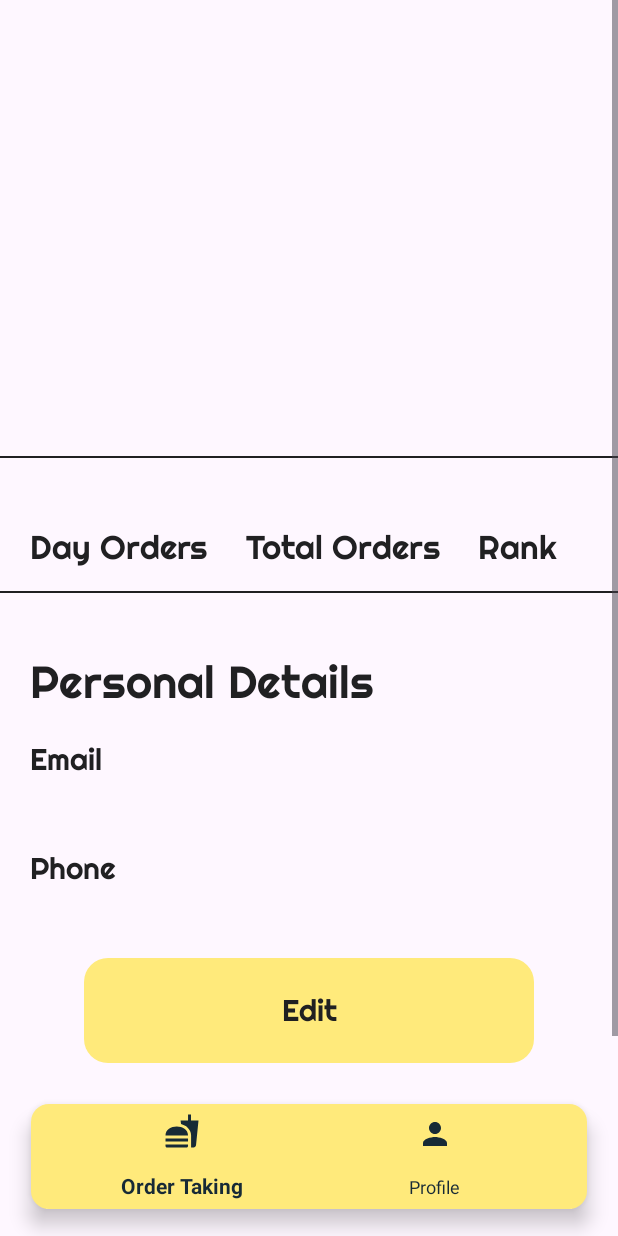
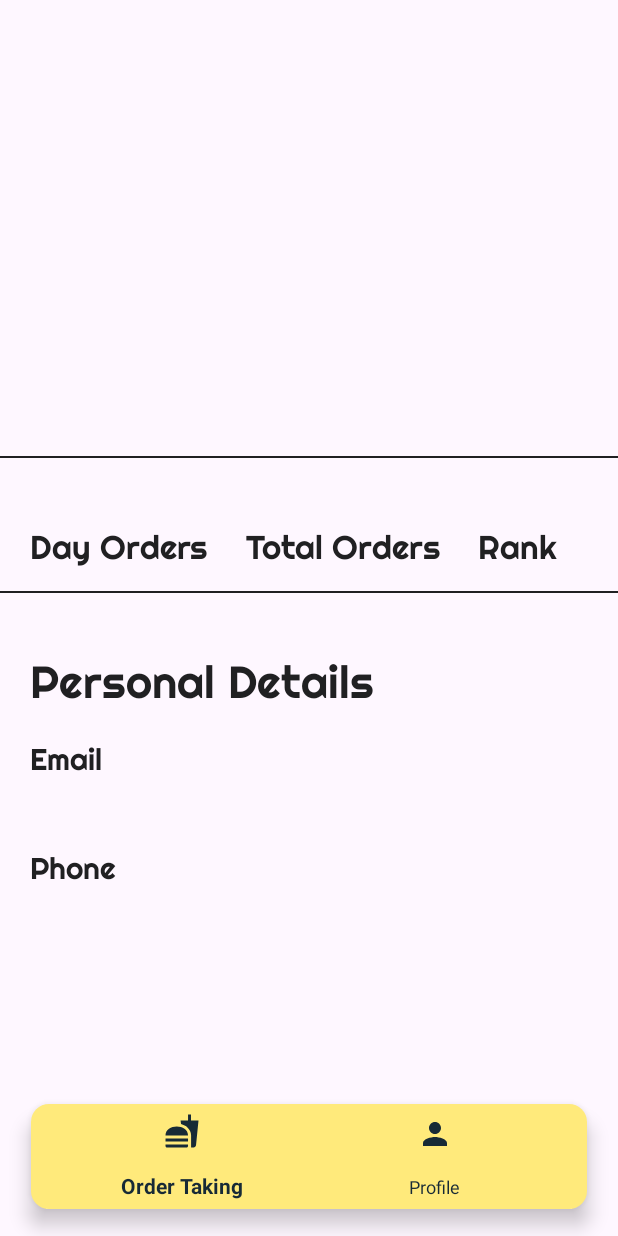
Before and after one commit to Sd023/Entrees, an Android app: the ProfileFragment screen opened through its navigation route, on a phone screen of 412 x 824 dp. Run offline under Robolectric (Android 15) with nearby library versions, the phone set to English and light mode, and no system bars; our stand-ins replace Firebase (no records; nobody signed in at launch, a user with empty details on screens opened directly); 1 statement that could not run was skipped.

Commit message:
Profile Complete

```diff
--- a/app/build.gradle.kts
+++ b/app/build.gradle.kts
@@ -91,10 +91,15 @@ dependencies {
     implementation("com.google.firebase:firebase-auth")
     implementation("com.google.firebase:firebase-database")
 
+    implementation("com.google.firebase:firebase-storage:20.3.0")
+    implementation ("com.firebaseui:firebase-ui-storage:7.2.0")
+
     implementation (libs.androidx.lifecycle.viewmodel.ktx.v231)
 
     implementation (libs.androidx.core.splashscreen)
 
     implementation (libs.gson)
+    implementation ("com.github.bumptech.glide:glide:4.16.0")
+
 
 }
--- a/app/src/main/java/com/sdapps/entres/core/database/DBHandler.kt
+++ b/app/src/main/java/com/sdapps/entres/core/database/DBHandler.kt
@@ -104,6 +104,11 @@ class DBHandler(val context: Context): SQLiteOpenHelper(context, DB_NAME, null,
             Log.e("Cant open DB", e.message!!)
         }
     }
+
+    fun shutDownDB(){
+        if(sqlite != null)
+            this.sqlite!!.close()
+    }
     fun dbExport(newVersion: Int){
 
         val dbPATH = context.getDatabasePath(DB_NAME).path
--- a/app/src/main/java/com/sdapps/entres/main/home/profile/ProfileBO.kt
+++ b/app/src/main/java/com/sdapps/entres/main/home/profile/ProfileBO.kt
@@ -9,4 +9,9 @@ class ProfileBO {
     var memberSince: Int? = null
     var role : String? = null
     var isFrom: String? = null
+
+
+    var dayOrder : Int? = null
+    var rank : Int? = null
+    var totalOrders : Int? = null
 }
--- /dev/null
+++ b/app/src/main/java/com/sdapps/entres/main/home/profile/ProfileFactory.kt
@@ -0,0 +1,15 @@
+package com.sdapps.entres.main.home.profile
+
+import android.app.Application
+import android.content.Context
+import androidx.lifecycle.ViewModel
+import androidx.lifecycle.ViewModelProvider
+
+class ProfileFactory(private val application: Application): ViewModelProvider.Factory {
+    override fun <T : ViewModel> create(modelClass: Class<T>): T {
+        if(modelClass.isAssignableFrom(ProfileVM::class.java)){
+            return ProfileVM(application) as T
+        }
+        throw IllegalArgumentException("Unknown ViewModel Class")
+    }
+}
--- a/app/src/main/java/com/sdapps/entres/main/home/profile/ProfileVM.kt
+++ b/app/src/main/java/com/sdapps/entres/main/home/profile/ProfileVM.kt
@@ -1,5 +1,6 @@
 package com.sdapps.entres.main.home.profile
 
+import android.app.Application
 import android.util.Log
 import androidx.lifecycle.LiveData
 import androidx.lifecycle.MutableLiveData
@@ -11,21 +12,42 @@ import com.google.firebase.database.DatabaseError
 import com.google.firebase.database.DatabaseReference
 import com.google.firebase.database.FirebaseDatabase
 import com.google.firebase.database.ValueEventListener
+import com.google.firebase.ktx.Firebase
+import com.google.firebase.storage.StorageReference
+import com.google.firebase.storage.ktx.storage
+import com.sdapps.entres.core.database.DBHandler
 
-class ProfileVM: ViewModel() {
+class ProfileVM(private var app: Application): ViewModel() {
 
     lateinit var _profileData: MutableLiveData<ProfileBO>
     lateinit var _firebaseRef : DatabaseReference
 
+    private lateinit var userEmail : String
 
 
-    fun getUserProfileData(): LiveData<ProfileBO>{
+    fun getEmailFromDB(){
+        val db = DBHandler(app.applicationContext)
+        db.createDataBase()
+        db.openDataBase()
+        val cursor = db.selectSQL("Select email from MasterUser")
+        if(cursor != null){
+            while(cursor.moveToNext()){
+                userEmail = StringBuilder().append(cursor.getString(0)).append("/").toString()
+            }
+            cursor.close()
+        }
+        db.shutDownDB()
+
+    }
+
+        fun getUserProfileData(): LiveData<ProfileBO>{
         _profileData = MutableLiveData()
         if(_profileData.value == null){
             loadUserProfileData()
         }
         return _profileData
     }
+
 
 
     fun loadUserProfileData(){
--- a/app/src/main/res/layout/fragment_profile.xml
+++ b/app/src/main/res/layout/fragment_profile.xml
@@ -3,8 +3,7 @@
     xmlns:app="http://schemas.android.com/apk/res-auto"
     xmlns:tools="http://schemas.android.com/tools"
     android:layout_width="match_parent"
-    android:layout_height="wrap_content"
-    >
+    android:layout_height="wrap_content">
 
     <RelativeLayout
         android:layout_width="match_parent"
@@ -21,9 +20,9 @@
             <com.google.android.material.imageview.ShapeableImageView
                 android:id="@+id/profileImg"
                 android:layout_width="150dp"
+                android:layout_height="150dp"
                 android:layout_gravity="center"
-            android:layout_height="150dp"
-            android:contentDescription="profileImg"/>
+                android:contentDescription="profileImg" />
 
             <TextView
                 android:id="@+id/profileName"
@@ -44,6 +43,7 @@
                 android:text=""
                 android:textSize="24sp" />
         </LinearLayout>
+
         <View
             android:id="@+id/divider1"
             android:layout_width="match_parent"
@@ -51,6 +51,7 @@
             android:layout_below="@+id/rowHeader"
             android:layout_marginTop="15dp"
             android:background="@color/bg_color" />
+
         <LinearLayout
             android:id="@+id/kpiLayout"
             android:layout_width="match_parent"
@@ -155,6 +156,7 @@
 
 
         </LinearLayout>
+
         <View
             android:id="@+id/divider2"
             android:layout_width="match_parent"
@@ -162,6 +164,7 @@
             android:layout_below="@+id/kpiLayout"
             android:layout_marginTop="15dp"
             android:background="@color/bg_color" />
+
         <LinearLayout
             android:id="@+id/personalDetailsLayout"
             android:layout_width="wrap_content"
@@ -227,19 +230,43 @@
                 android:textColor="@color/bg_color"
                 android:textSize="20sp" />
         </LinearLayout>
-        <Button
-        android:layout_width="300dp"
-        android:layout_height="70dp"
-        android:layout_below="@+id/personalDetailsLayout"
-        android:layout_centerHorizontal="true"
-        android:layout_marginBottom="50dp"
-        android:layout_marginTop="20dp"
-        android:background="@drawable/btn_shape"
-        android:fontFamily="@font/righteous_font"
-        android:text="@string/edit"
 
-        android:textColor="@color/bg_color"
-        android:textSize="20sp" />
+
+<!--        Edit Option Disabled, If needed can be enabled in future.-->
+<!--        <LinearLayout-->
+<!--            android:layout_width="wrap_content"-->
+<!--            android:layout_height="wrap_content"-->
+<!--            android:layout_below="@+id/personalDetailsLayout"-->
+<!--            android:layout_centerHorizontal="true"-->
+<!--            android:orientation="vertical"-->
+<!--            android:layout_marginTop="20dp"-->
+<!--            >-->
+<!--            <Button-->
+<!--                android:id="@+id/editBtn"-->
+<!--                android:layout_width="300dp"-->
+<!--                android:layout_height="70dp"-->
+<!--                android:layout_marginTop="10dp"-->
+<!--                android:layout_marginBottom="10dp"-->
+<!--                android:background="@drawable/btn_shape"-->
+<!--                android:fontFamily="@font/righteous_font"-->
+<!--                android:text="@string/edit"-->
+<!--                android:textColor="@color/bg_color"-->
+<!--                android:textSize="20sp" />-->
+
+<!--            <Button-->
+<!--                android:id="@+id/saveBtn"-->
+<!--                android:layout_width="300dp"-->
+<!--                android:layout_height="70dp"-->
+<!--                android:background="@drawable/btn_shape"-->
+<!--                android:fontFamily="@font/righteous_font"-->
+<!--                android:text="Save"-->
+<!--                android:visibility="gone"-->
+<!--                android:textColor="@color/bg_color"-->
+<!--                android:textSize="20sp"-->
+<!--                tools:ignore="HardcodedText" />-->
+<!--        </LinearLayout>-->
+
+
     </RelativeLayout>
 
 </ScrollView>
```
Also changed, not shown: app/src/main/java/com/sdapps/entres/main/home/profile/ProfileFragment.kt (+44 -3 lines), 1 other file. Lines whose indentation alone changed are shown as unchanged.
